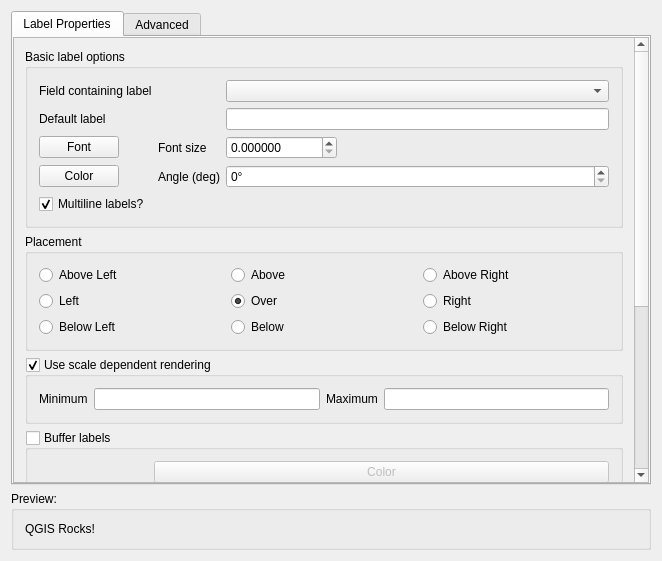
Above: qgis/src/ui/qgslabeldialogbase.ui from sourcepole/qgis before the change. Below: the same form after it.
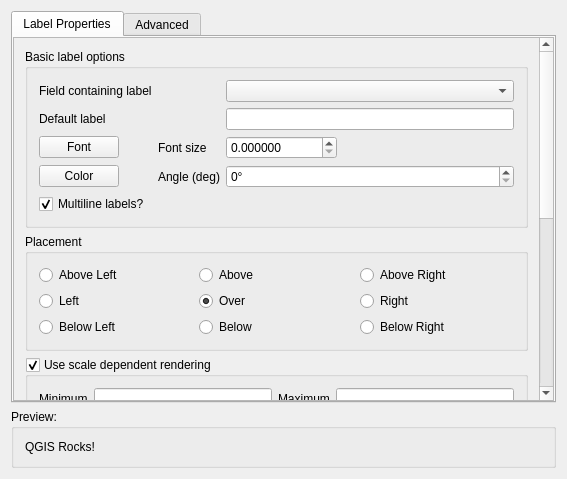
That is the form after the change.

Commit message: Label dialog: Fix buddies and tab order

What changed in the file:
```diff
--- a/qgis/src/ui/qgslabeldialogbase.ui
+++ b/qgis/src/ui/qgslabeldialogbase.ui
@@ -6,8 +6,8 @@
    <rect>
     <x>0</x>
     <y>0</y>
-    <width>662</width>
-    <height>561</height>
+    <width>567</width>
+    <height>479</height>
    </rect>
   </property>
   <property name="sizePolicy">
@@ -42,8 +42,8 @@
           <property name="geometry">
            <rect>
             <x>0</x>
-            <y>-296</y>
-            <width>621</width>
+            <y>0</y>
+            <width>526</width>
             <height>740</height>
            </rect>
           </property>
```
Left out of the diff: 85 changed lines with no effect on the pictures.
